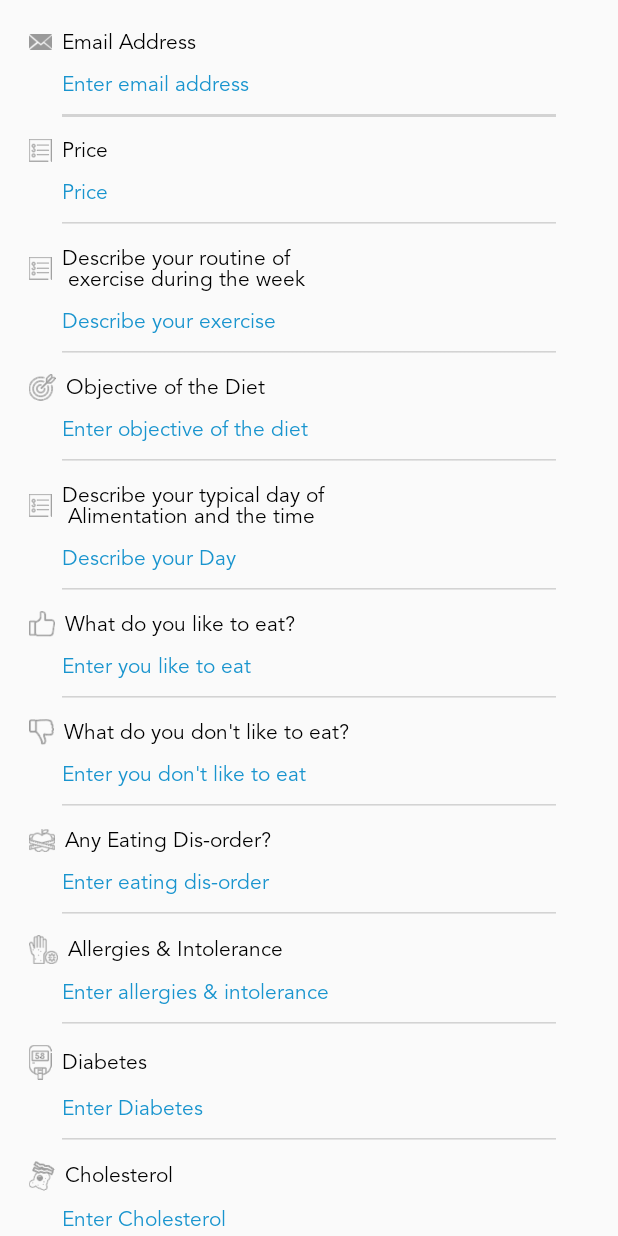
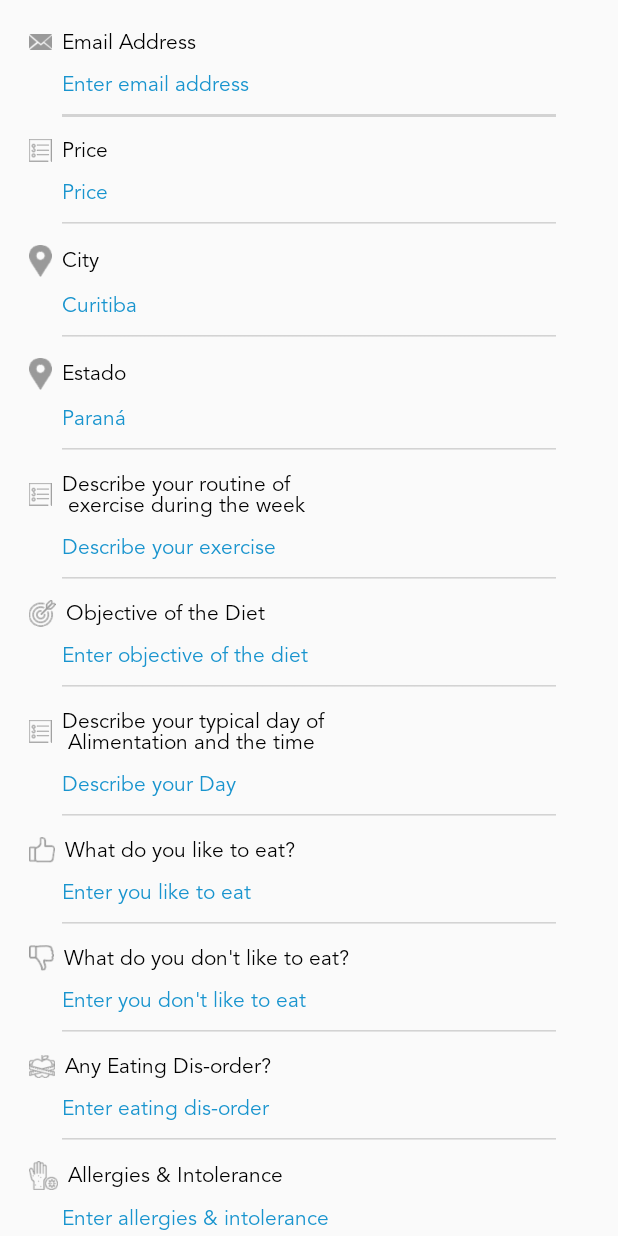
Before and after one commit to AnjumAsif/coachmovecustomerandroid-master, an Android app: the layout fragment_add_diet.xml on its own in the app's theme, with its tools: preview values and no code run, on a phone screen of 412 x 824 dp. Run offline under Robolectric (Android 15) with nearby library versions, the light colour scheme and no system bars; network calls fail.

Commit message:
Updated feedback

```diff
--- a/app/build.gradle
+++ b/app/build.gradle
@@ -57,5 +57,4 @@ dependencies {
     implementation 'cn.carbswang.android:NumberPickerView:1.2.0'
 
 
-
 }
--- a/app/src/main/java/com/coachmovecustomer/fragments/NutritionistCommentsFragment.java
+++ b/app/src/main/java/com/coachmovecustomer/fragments/NutritionistCommentsFragment.java
@@ -39,10 +39,9 @@ public class NutritionistCommentsFragment extends BaseFragment {
     CircleImageView profileImg;
     TextView userNameTV, userIDTV, ratingTV, commentsTV, experienceTV, noDataTV;
     RatingBar ratingBar;
+    NutritionistCommentsAdapter mAdapter;
+    String id;
     private ArrayList<NutritionistCommentsData> nutritionistDataList = new ArrayList<>();
-    NutritionistCommentsAdapter mAdapter;
-
-    String id;
 
     @Override
     public View onCreateView(LayoutInflater inflater, ViewGroup container,
--- a/app/src/main/java/com/coachmovecustomer/fragments/SignUpFragment.java
+++ b/app/src/main/java/com/coachmovecustomer/fragments/SignUpFragment.java
@@ -63,9 +63,9 @@ public class SignUpFragment extends BaseFragment {
         signUp_btn.setOnClickListener(this);
         signInTV.setOnClickListener(this);
 
-        emailEDT.setFilters(baseActivity.setFiltersET(30));
-        passwordEDT.setFilters(baseActivity.setFiltersET(30));
-        confirm_passwordEDT.setFilters(baseActivity.setFiltersET(30));
+        emailEDT.setFilters(baseActivity.setFiltersET(40));
+        passwordEDT.setFilters(baseActivity.setFiltersET(40));
+        confirm_passwordEDT.setFilters(baseActivity.setFiltersET(40));
 
         android_deviceID = Settings.Secure.getString(getContext().getContentResolver(),
                 Settings.Secure.ANDROID_ID);
--- a/app/src/main/res/layout/fragment_add_diet.xml
+++ b/app/src/main/res/layout/fragment_add_diet.xml
@@ -65,6 +65,66 @@
                 android:focusableInTouchMode="false"
                 android:gravity="left"
                 android:hint="@string/price"
+                android:imeOptions="actionNext"
+                android:inputType="text"
+                android:nextFocusForward="@+id/routineET"
+                android:paddingBottom="@dimen/_15sdp"
+                android:textColor="@color/colorPrimary"
+                android:textColorHint="@color/colorPrimary"
+                android:textSize="@dimen/_14sp"
+                android:theme="@style/editTextStyle" />
+            <com.coachmovecustomer.customviews.RegularTextView
+                android:layout_width="match_parent"
+                android:layout_height="wrap_content"
+                android:layout_marginTop="@dimen/_5sdp"
+                android:drawableLeft="@drawable/location"
+                android:drawablePadding="@dimen/_5sdp"
+                android:gravity="left|center"
+                android:text="@string/city"
+                android:textColor="@color/Black"
+                android:textSize="@dimen/_14sp" />
+
+            <com.coachmovecustomer.customviews.RegularEditText
+                android:layout_width="match_parent"
+                android:layout_height="wrap_content"
+                android:layout_marginLeft="@dimen/_14sdp"
+                android:layout_marginRight="@dimen/_14sdp"
+                android:clickable="false"
+                android:focusable="false"
+                android:enabled="false"
+                android:focusableInTouchMode="false"
+                android:gravity="left"
+                android:hint="Curitiba"
+                android:imeOptions="actionNext"
+                android:inputType="text"
+                android:nextFocusForward="@+id/routineET"
+                android:paddingBottom="@dimen/_15sdp"
+                android:textColor="@color/colorPrimary"
+                android:textColorHint="@color/colorPrimary"
+                android:textSize="@dimen/_14sp"
+                android:theme="@style/editTextStyle" />
+            <com.coachmovecustomer.customviews.RegularTextView
+                android:layout_width="match_parent"
+                android:layout_height="wrap_content"
+                android:layout_marginTop="@dimen/_5sdp"
+                android:drawableLeft="@drawable/location"
+                android:drawablePadding="@dimen/_5sdp"
+                android:gravity="left|center"
+                android:text="@string/state"
+                android:textColor="@color/Black"
+                android:textSize="@dimen/_14sp" />
+
+            <com.coachmovecustomer.customviews.RegularEditText
+                android:layout_width="match_parent"
+                android:layout_height="wrap_content"
+                android:layout_marginLeft="@dimen/_14sdp"
+                android:layout_marginRight="@dimen/_14sdp"
+                android:clickable="false"
+                android:focusable="false"
+                android:enabled="false"
+                android:focusableInTouchMode="false"
+                android:gravity="left"
+                android:hint="Paraná"
                 android:imeOptions="actionNext"
                 android:inputType="text"
                 android:nextFocusForward="@+id/routineET"
--- a/app/src/main/res/layout/fragment_home.xml
+++ b/app/src/main/res/layout/fragment_home.xml
@@ -47,6 +47,7 @@
             android:gravity="center"
             android:textColor="@color/colorHighlighter"
             android:textSize="@dimen/_12sp"
+            android:textStyle="bold"
             tools:text="(OL234564)" />
 
 
@@ -77,7 +78,8 @@
                 android:gravity="center"
                 android:text="(4.5)"
                 android:textColor="@color/colorHighlighter"
-                android:textSize="@dimen/_12sdp" />
+                android:textSize="@dimen/_12sdp"
+                android:textStyle="bold" />
 
         </LinearLayout>
 
--- a/app/src/main/res/layout/fragment_nutritionist_comments.xml
+++ b/app/src/main/res/layout/fragment_nutritionist_comments.xml
@@ -93,13 +93,13 @@
                     android:layout_marginLeft="@dimen/_5sdp"
                     android:layout_toRightOf="@+id/ratingBar"
                     android:layout_weight="0.1"
-                    android:visibility="visible"
                     android:drawableLeft="@drawable/comment"
                     android:drawablePadding="@dimen/_5sdp"
                     android:gravity="center"
                     android:text="@string/comments"
                     android:textColor="@color/Gray"
-                    android:textSize="@dimen/_12sp" />
+                    android:textSize="@dimen/_12sp"
+                    android:visibility="visible" />
 
             </LinearLayout>
 
--- a/app/src/main/res/layout/list_coach_comments.xml
+++ b/app/src/main/res/layout/list_coach_comments.xml
@@ -83,6 +83,7 @@
                 android:layout_toRightOf="@+id/ratingBar"
                 android:gravity="left|center"
                 android:text="@string/comments"
+                android:visibility="gone"
                 android:textColor="@color/Gray"
                 android:textSize="@dimen/_10sp" />
 
--- a/app/src/main/res/layout/list_nutritionist.xml
+++ b/app/src/main/res/layout/list_nutritionist.xml
@@ -93,13 +93,13 @@
                 android:layout_marginTop="@dimen/_5sdp"
                 android:layout_toRightOf="@+id/ratingBar"
                 android:layout_weight="0.1"
-                android:visibility="gone"
                 android:drawableLeft="@drawable/comment"
                 android:drawablePadding="@dimen/_5sdp"
                 android:gravity="center"
                 android:text="@string/comments"
                 android:textColor="@color/Gray"
-                android:textSize="@dimen/_12sp" />
+                android:textSize="@dimen/_12sp"
+                android:visibility="gone" />
 
 
             <com.coachmovecustomer.customviews.RegularTextView
--- a/app/src/main/res/values/colors.xml
+++ b/app/src/main/res/values/colors.xml
@@ -14,11 +14,8 @@
     <color name="textGray">#9A9A9A</color>
     <color name="gray_background">#F3F3F3</color>
     <color name="view_bac">#D8D8D8</color>
-<!--    <color name="colorHighlighter">#ccff00</color>-->
+    <!--    <color name="colorHighlighter">#ccff00</color>-->
     <color name="colorHighlighter">#20CF23</color>
-
-
-
 
 
     <color name="transparent">#00000000</color>
@@ -170,5 +167,4 @@
     <color name="accent_trance">#22ddb958</color>
 
 
-
 </resources>
--- a/build.gradle
+++ b/build.gradle
@@ -1,8 +1,6 @@
 // Top-level build file where you can add configuration options common to all sub-projects/modules.
 
 buildscript {
-
-
 
 
     repositories {
```
Also changed, not shown: app/src/main/java/com/coachmovecustomer/activity/SingleChatActivity.java (+55 -78 lines), app/src/main/java/com/coachmovecustomer/adapters/MessageAdapter.java (+24 -34 lines), app/src/main/java/com/coachmovecustomer/fragments/EditProfileFragment.java (+8 -0 lines), app/src/main/java/com/coachmovecustomer/fragments/MessageFragment.java (+11 -20 lines), app/src/main/java/com/coachmovecustomer/fragments/WorkoutFragment.java (+8 -18 lines), app/src/main/res/layout/fragment_workout.xml (+7 -7 lines).
